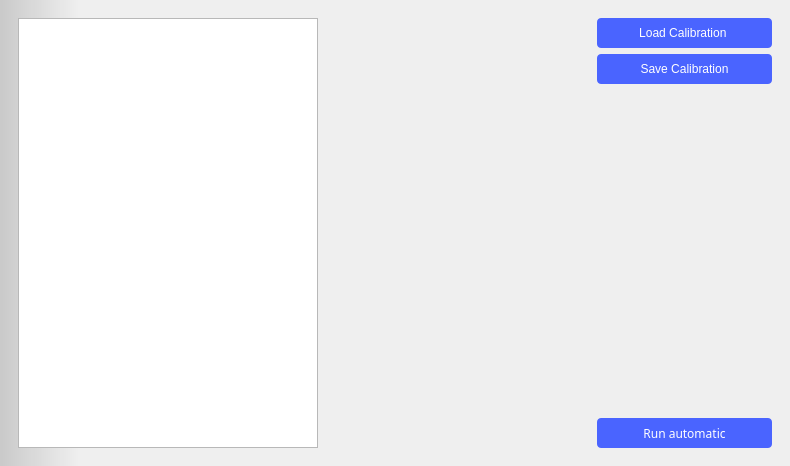
First picture: the form in ui/manualcalibration.ui, repository analogdevicesinc/scopy, before the edit.
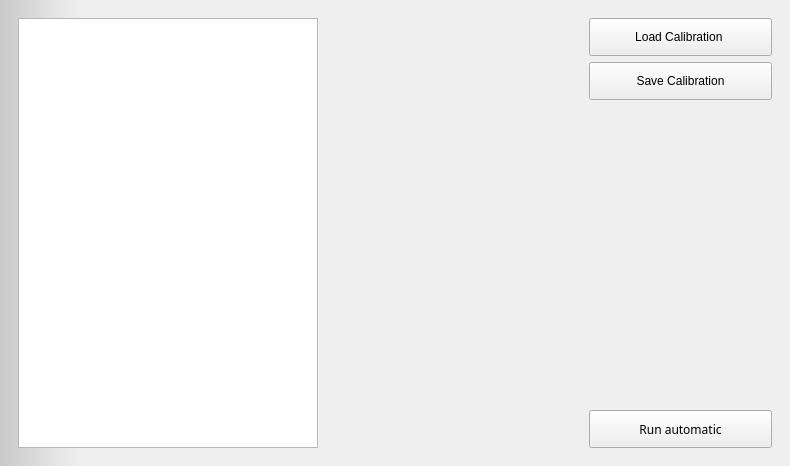
Second picture: the form after the edit. Custom widgets are drawn as their Qt base class.

Patch:
```diff
--- a/ui/manualcalibration.ui
+++ b/ui/manualcalibration.ui
@@ -19,7 +19,6 @@
 }
 
 QLabel {
-	color: rgba(255, 255, 255, 150);
 	text-align: left;
 	font-size: 18px;
 }
@@ -28,18 +27,8 @@
 {
   width: 175px;
   height: 30px;
-  background-color: #4a64ff;
-  border-radius: 4px;
 
   text-align: center;
-  color: #ffffff;
-
-}
-
-
-QPushButton:hover
-{
-	 background-color: #4a34ff;
 }
 
 QTabWidget::pane {
```
Left out of the diff: 9 changed lines with no effect on the pictures.
